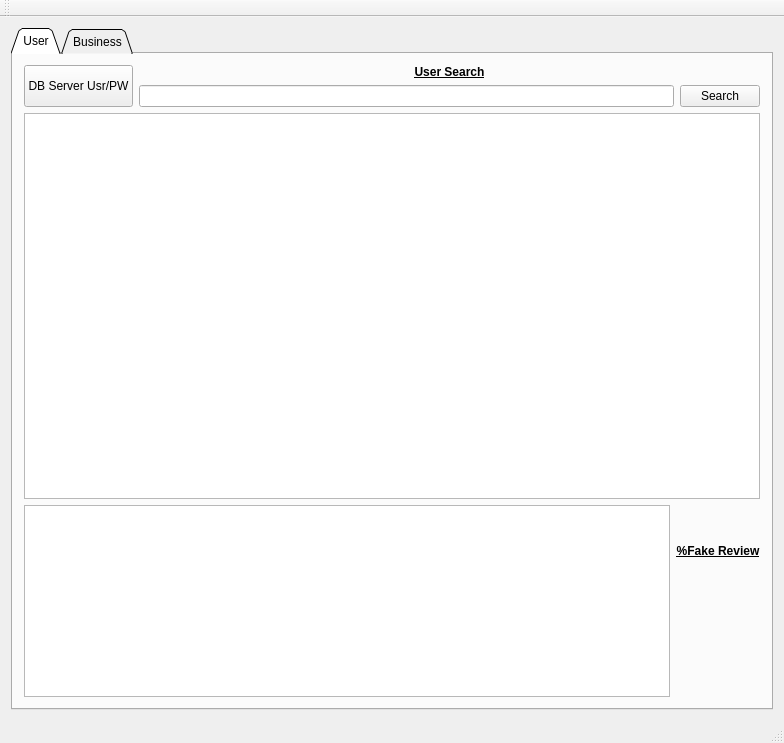
Qt form mastergui.ui (xlyytcy/PyQt5-X-Yelp) before a commit.
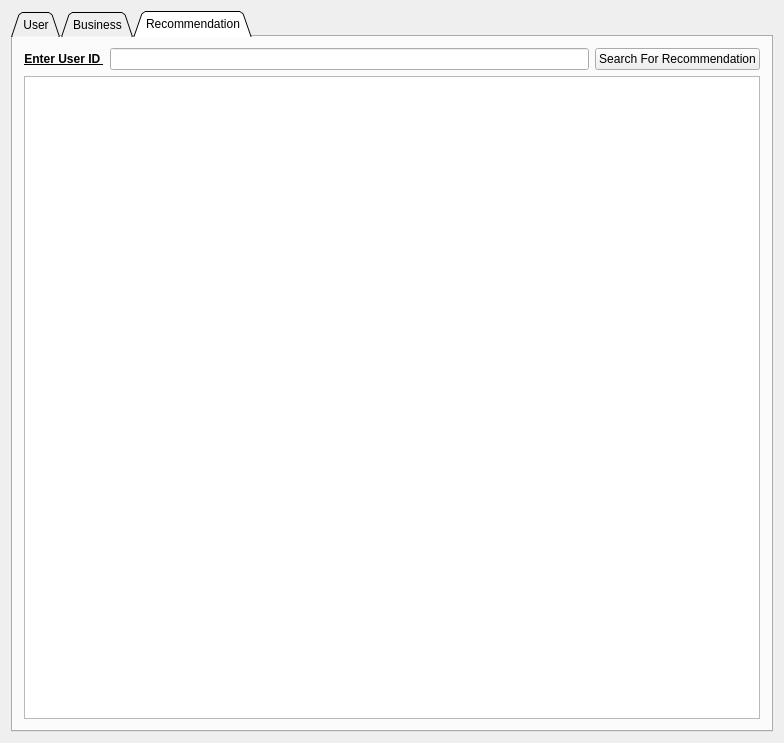
The same form after that commit.

Commit message: Added the 3rd tab in GUI for recommendation.

```diff
--- a/mastergui.ui
+++ b/mastergui.ui
@@ -24,7 +24,7 @@
        <enum>QTabWidget::Triangular</enum>
       </property>
       <property name="currentIndex">
-       <number>0</number>
+       <number>2</number>
       </property>
       <property name="usesScrollButtons">
        <bool>true</bool>
@@ -234,29 +234,54 @@
         </item>
        </layout>
       </widget>
+      <widget class="QWidget" name="tab_Recommendation">
+       <attribute name="title">
+        <string>Recommendation</string>
+       </attribute>
+       <layout class="QGridLayout" name="gridLayout_6">
+        <item row="0" column="0">
+         <layout class="QGridLayout" name="gridLayout_Recomm">
+          <item row="0" column="1">
+           <widget class="QLineEdit" name="lineEdit_UserForRecom"/>
+          </item>
+          <item row="0" column="2">
+           <widget class="QPushButton" name="pb_SearchForRecom">
+            <property name="text">
+             <string>Search For Recommendation</string>
+            </property>
+           </widget>
+          </item>
+          <item row="0" column="0">
+           <widget class="QLabel" name="label_UserIDForRecommendation">
+            <property name="font">
+             <font>
+              <weight>75</weight>
+              <bold>true</bold>
+              <underline>true</underline>
+             </font>
+            </property>
+            <property name="text">
+             <string> Enter User ID </string>
+            </property>
+            <property name="textFormat">
+             <enum>Qt::RichText</enum>
+            </property>
+            <property name="alignment">
+             <set>Qt::AlignCenter</set>
+            </property>
+           </widget>
+          </item>
+         </layout>
+        </item>
+        <item row="1" column="0">
+         <widget class="QTableView" name="tableView_Recomm"/>
+        </item>
+       </layout>
+      </widget>
      </widget>
     </item>
    </layout>
   </widget>
-  <widget class="QMenuBar" name="menuBar">
-   <property name="geometry">
-    <rect>
-     <x>0</x>
-     <y>0</y>
-     <width>784</width>
-     <height>22</height>
-    </rect>
-   </property>
-  </widget>
-  <widget class="QToolBar" name="mainToolBar">
-   <attribute name="toolBarArea">
-    <enum>TopToolBarArea</enum>
-   </attribute>
-   <attribute name="toolBarBreak">
-    <bool>false</bool>
-   </attribute>
-  </widget>
-  <widget class="QStatusBar" name="statusBar"/>
  </widget>
  <layoutdefault spacing="6" margin="11"/>
  <resources/>
```
Left out of the diff: 4 changed lines with no effect on the pictures. The commit also changes 6 other files.
